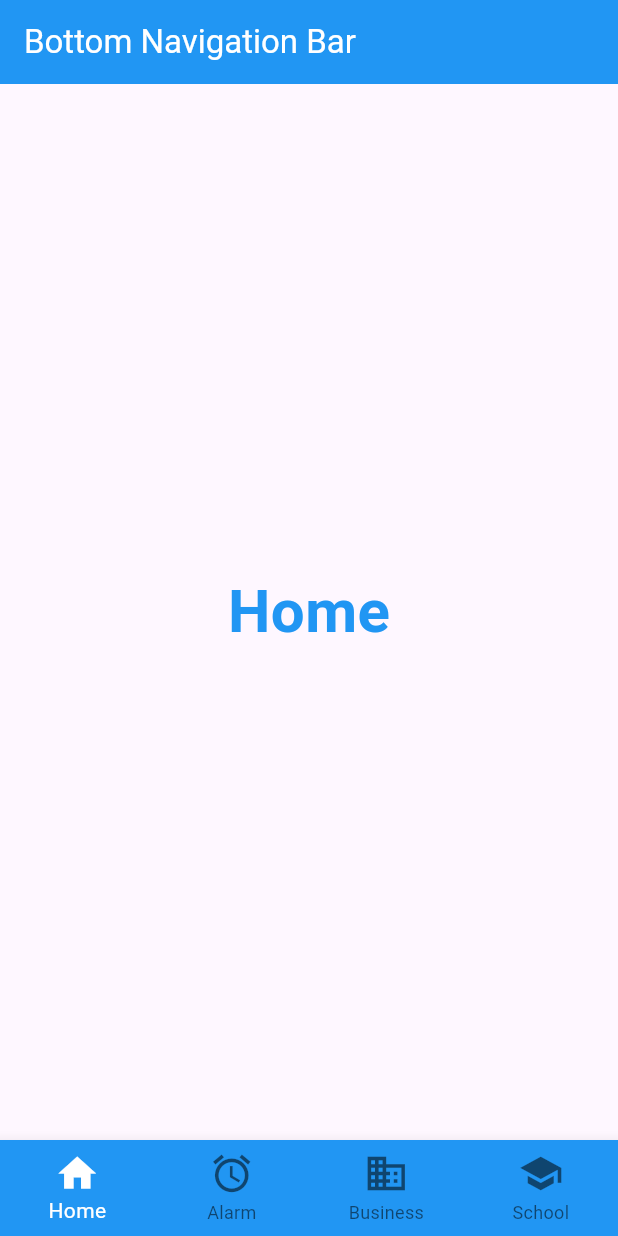
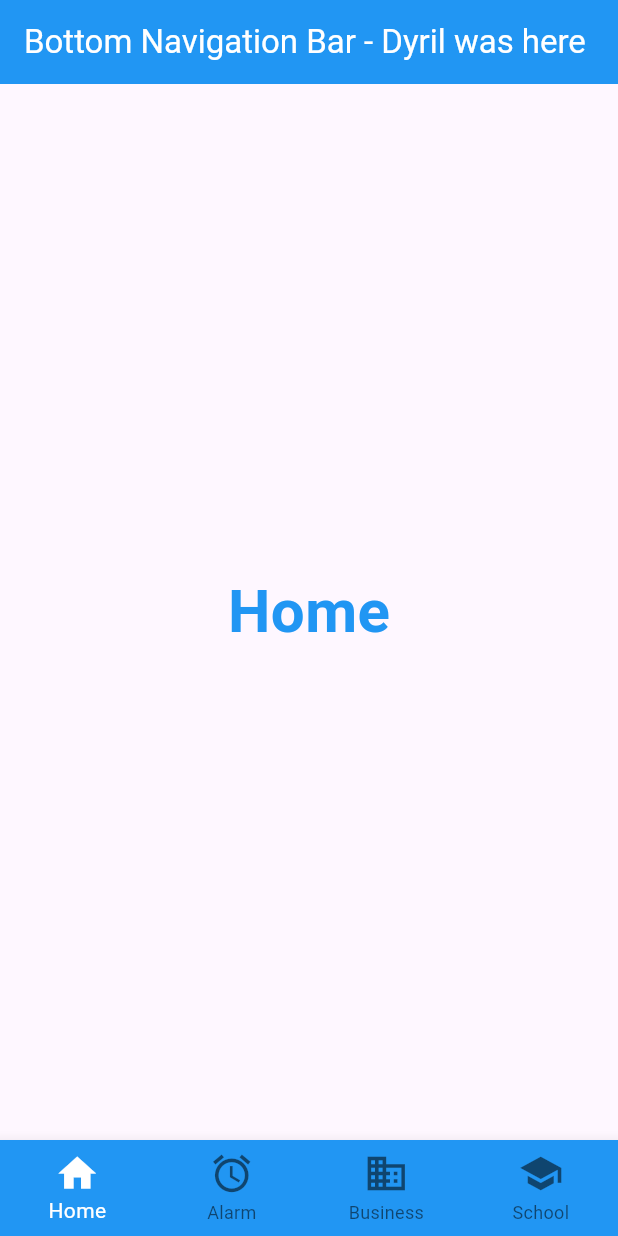
Before and after one commit to 35KER/TMA3084_G02_104080_Lab05_Lesson07, a Flutter app: the screen it shows after launch, on a phone screen of 412 x 824 dp. Run offline on Flutter 3.47's test engine with Material 3 defaults, Android fonts, the phone set to English and light mode, and no system bars.

Commit message:
Update AppBar title for Lab A

```diff
--- a/Lab_A/bottom_navigator_bar_lab/lib/main.dart
+++ b/Lab_A/bottom_navigator_bar_lab/lib/main.dart
@@ -41,7 +41,7 @@ class _BottomNavLabState extends State<BottomNavLab> {
   Widget build(BuildContext context) {
     return Scaffold(
       appBar: AppBar(
-        title: const Text('Bottom Navigation Bar'),
+        title: const Text('Bottom Navigation Bar - Dyril was here'),
         backgroundColor: Colors.blue,
         foregroundColor: Colors.white,
       ),
```
